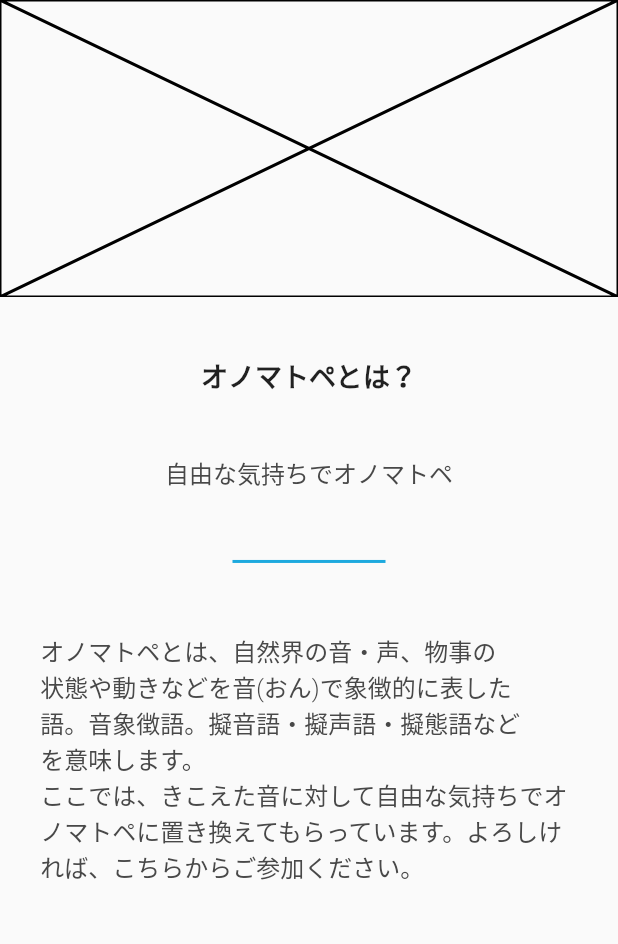
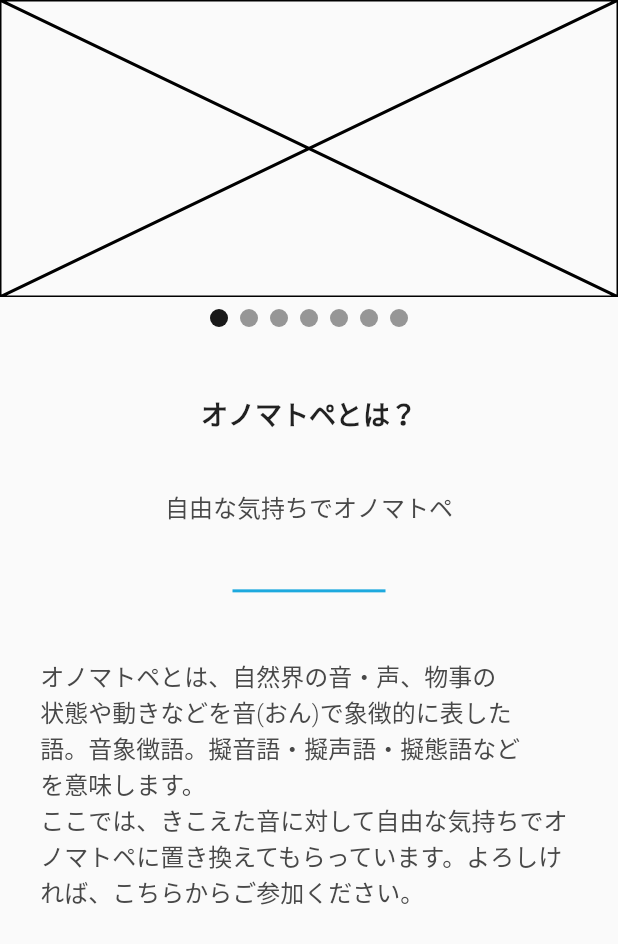
Before and after one commit to ProjectMCR/mcr, a Flutter app: the screen it shows after launch, on a phone screen of 412 x 824 dp. Shown: the top 944 px of the screen. Run offline on Flutter 3.47's test engine with Material 2 defaults, Android fonts, the phone set to English and light mode, and no system bars; drawn by our look-alikes of carousel_slider.

Commit message:
Dot Indicatorを配置

```diff
--- a/lib/pages/onomatopoeia_description_page.dart
+++ b/lib/pages/onomatopoeia_description_page.dart
@@ -3,9 +3,18 @@ import 'package:flutter/material.dart';
 
 import '../colors.dart';
 
-class OnomatopoeiaDescriptionPage extends StatelessWidget {
-  OnomatopoeiaDescriptionPage({Key? key}) : super(key: key);
+class OnomatopoeiaDescriptionPage extends StatefulWidget {
+  const OnomatopoeiaDescriptionPage({Key? key}) : super(key: key);
 
+  @override
+  State<OnomatopoeiaDescriptionPage> createState() =>
+      _OnomatopoeiaDescriptionPageState();
+}
+
+class _OnomatopoeiaDescriptionPageState
+    extends State<OnomatopoeiaDescriptionPage> {
+  int _current = 0;
+  final CarouselController _controller = CarouselController();
   final List<Widget> carouselSliderItems = [
     const Placeholder(color: Colors.black),
     const Placeholder(color: Colors.tealAccent),
@@ -24,10 +33,34 @@ class OnomatopoeiaDescriptionPage extends StatelessWidget {
           children: [
             CarouselSlider(
               options: CarouselOptions(
-                height: 198.0,
-                viewportFraction: 1.0,
-              ),
+                  height: 198.0,
+                  viewportFraction: 1.0,
+                  onPageChanged: (index, reason) {
+                    setState(() {
+                      _current = index;
+                    });
+                  }),
               items: carouselSliderItems,
+            ),
+            Row(
+              mainAxisAlignment: MainAxisAlignment.center,
+              children: [1, 2, 3, 4, 5, 6, 7].asMap().entries.map((entry) {
+                return GestureDetector(
+                  onTap: () => _controller.animateToPage(entry.key),
+                  child: Container(
+                    width: 12.0,
+                    height: 12.0,
+                    margin: const EdgeInsets.symmetric(
+                        vertical: 8.0, horizontal: 4.0),
+                    decoration: BoxDecoration(
+                        shape: BoxShape.circle,
+                        color: (Theme.of(context).brightness == Brightness.dark
+                                ? Colors.white
+                                : Colors.black)
+                            .withOpacity(_current == entry.key ? 0.9 : 0.4)),
+                  ),
+                );
+              }).toList(),
             ),
             const Spacer(flex: 1),
             const Text(
```
